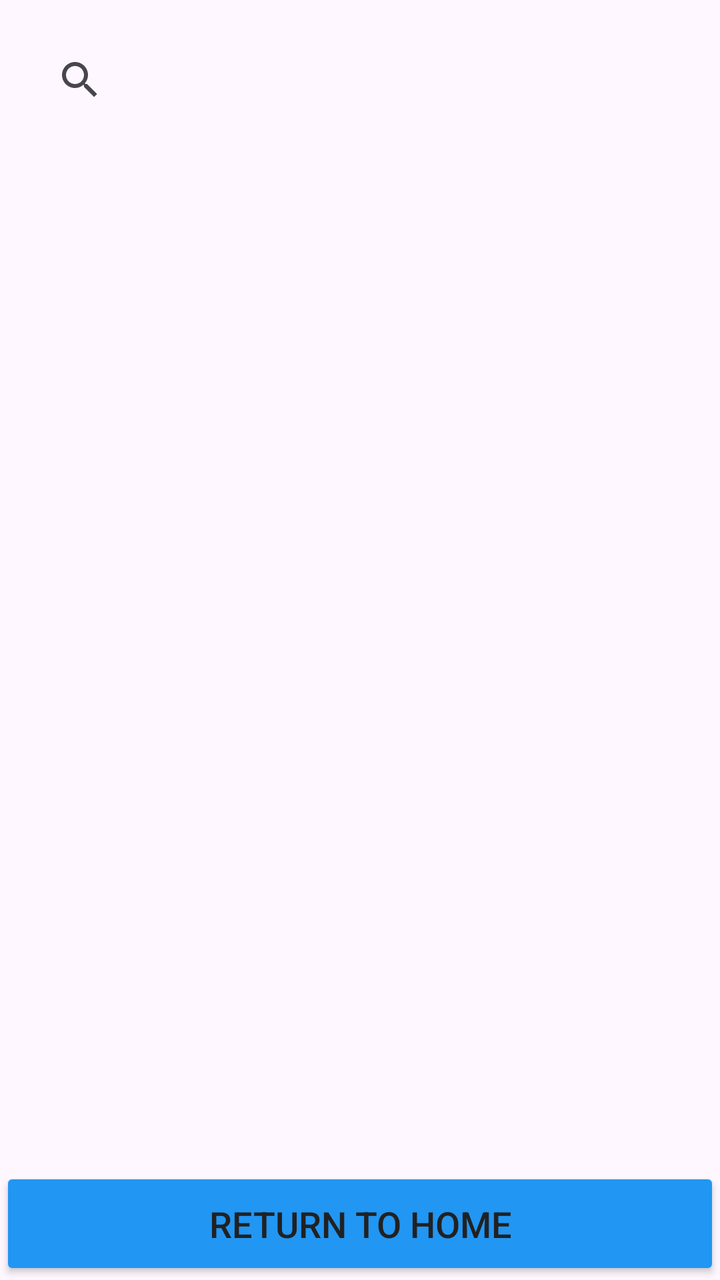
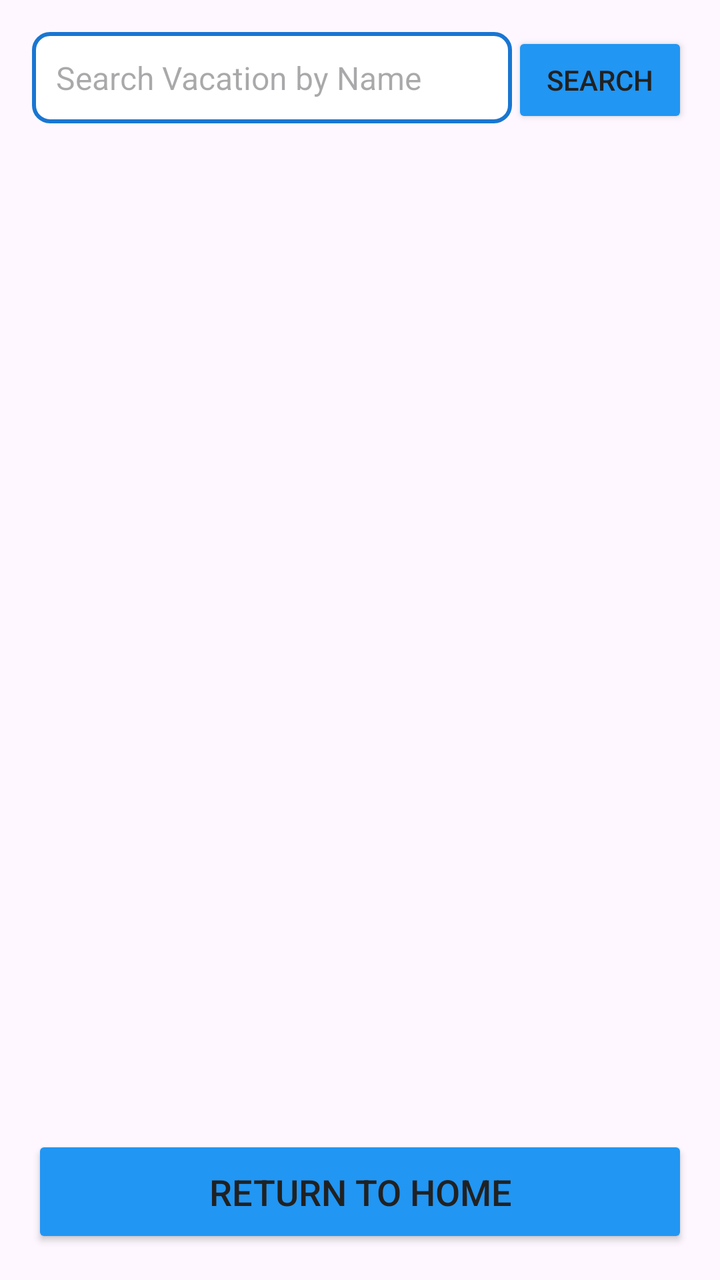

An Android layout rendered at two revisions. The XML below is the earlier revision; the diff shows what the commit changed to produce the second picture.
<!-- AndroidManifest.xml: application theme Theme.JackFinalD308 -->
<!-- res/layout/activity_vacation_list.xml -->
<?xml version="1.0" encoding="utf-8"?>
<androidx.constraintlayout.widget.ConstraintLayout
    xmlns:android="http://schemas.android.com/apk/res/android"
    xmlns:app="http://schemas.android.com/apk/res-auto"
    xmlns:tools="http://schemas.android.com/tools"
    android:layout_width="match_parent"
    android:layout_height="match_parent"
    tools:context=".ui.VacationList">

    
    <androidx.appcompat.widget.SearchView
        android:id="@+id/searchVacation"
        android:layout_width="0dp"
        android:layout_height="wrap_content"
        android:queryHint="Search Vacations"
        android:layout_margin="16dp"
        app:layout_constraintTop_toTopOf="parent"
        app:layout_constraintStart_toStartOf="parent"
        app:layout_constraintEnd_toEndOf="parent"/>

    
    <androidx.recyclerview.widget.RecyclerView
        android:id="@+id/recyclerView"
        android:layout_width="match_parent"
        android:layout_height="0dp"
        android:padding="16dp"
        app:layout_constraintTop_toBottomOf="@id/searchVacation"
        app:layout_constraintBottom_toTopOf="@id/buttonReturnToMain"
        app:layout_constraintStart_toStartOf="parent"
        app:layout_constraintEnd_toEndOf="parent"/>

    
    <Button
        android:id="@+id/buttonReturnToMain"
        android:layout_width="0dp"
        android:layout_height="wrap_content"
        android:text="Return to Home"
        android:backgroundTint="@color/colorPrimary"
        android:textColor="@color/colorTextPrimary"
        android:padding="16dp"
        android:textSize="18sp"
        app:layout_constraintStart_toStartOf="parent"
        app:layout_constraintEnd_toEndOf="parent"
        app:layout_constraintBottom_toBottomOf="parent"
        app:layout_constraintHorizontal_bias="0.5"/>
</androidx.constraintlayout.widget.ConstraintLayout>
<!-- resources referenced by this layout -->
<resources>
  <color name="colorPrimary">#2196F3</color>
  <color name="colorTextPrimary">#212121</color>
  <style name="Theme.JackFinalD308" parent="Base.Theme.JackFinalD308" />
  <style name="Base.Theme.JackFinalD308" parent="Theme.Material3.DayNight">
          
          
      </style>
</resources>

<!-- the commit's change to res/layout/activity_vacation_list.xml (unified diff, before → after) -->
@@ -5,26 +5,46 @@
     xmlns:tools="http://schemas.android.com/tools"
     android:layout_width="match_parent"
     android:layout_height="match_parent"
+    android:padding="16dp"
     tools:context=".ui.VacationList">
 
     
-    <androidx.appcompat.widget.SearchView
-        android:id="@+id/searchVacation"
+    <EditText
+        android:id="@+id/search_vacation"
         android:layout_width="0dp"
         android:layout_height="wrap_content"
-        android:queryHint="Search Vacations"
-        android:layout_margin="16dp"
+        android:hint="Search Vacation by Name"
+        android:inputType="text"
+        android:padding="12dp"
+        android:background="@drawable/search_input_background"
+        android:textColor="@color/colorTextPrimary"
+        android:textSize="16sp"
+        app:layout_constraintStart_toStartOf="parent"
+        app:layout_constraintEnd_toStartOf="@id/button_search_vacation"
         app:layout_constraintTop_toTopOf="parent"
-        app:layout_constraintStart_toStartOf="parent"
-        app:layout_constraintEnd_toEndOf="parent"/>
+        app:layout_constraintHorizontal_weight="1"/>
+
+    
+    <Button
+        android:id="@+id/button_search_vacation"
+        android:layout_width="wrap_content"
+        android:layout_height="wrap_content"
+        android:text="Search"
+        android:backgroundTint="@color/colorPrimary"
+        android:textColor="@color/colorTextPrimary"
+        android:padding="12dp"
+        app:layout_constraintTop_toTopOf="parent"
+        app:layout_constraintEnd_toEndOf="parent"
+        app:layout_constraintStart_toEndOf="@id/search_vacation"/>
 
     
     <androidx.recyclerview.widget.RecyclerView
         android:id="@+id/recyclerView"
-        android:layout_width="match_parent"
+        android:layout_width="0dp"
         android:layout_height="0dp"
-        android:padding="16dp"
-        app:layout_constraintTop_toBottomOf="@id/searchVacation"
+        android:padding="12dp"
+        android:scrollbars="vertical"
+        app:layout_constraintTop_toBottomOf="@id/search_vacation"
         app:layout_constraintBottom_toTopOf="@id/buttonReturnToMain"
         app:layout_constraintStart_toStartOf="parent"
         app:layout_constraintEnd_toEndOf="parent"/>
@@ -43,4 +63,5 @@
         app:layout_constraintEnd_toEndOf="parent"
         app:layout_constraintBottom_toBottomOf="parent"
         app:layout_constraintHorizontal_bias="0.5"/>
+
 </androidx.constraintlayout.widget.ConstraintLayout>
<!-- resource entries referenced after the edit -->
@@ -2,8 +2,29 @@
 <resources>
   <color name="colorPrimary">#2196F3</color>
   <color name="colorTextPrimary">#212121</color>
-  <style name="Theme.JackFinalD308" parent="Base.Theme.JackFinalD308" />
-  <style name="Base.Theme.JackFinalD308" parent="Theme.Material3.DayNight">
+  <!-- drawable search_input_background (drawable) -->
+  <shape xmlns:android="http://schemas.android.com/apk/res/android">
+      
+      <solid android:color="@android:color/white" />
+  
+      
+      <stroke
+          android:width="2dp"
+          android:color="@color/colorPrimaryDark" />
+  
+      
+      <corners android:radius="8dp" />
+  
+      
+      <padding
+          android:left="10dp"
+          android:top="10dp"
+          android:right="10dp"
+          android:bottom="10dp" />
+  </shape>
+  <style name="Theme.JackD424" parent="Base.Theme.JackD424" />
+  <color name="colorPrimaryDark">#1976D2</color>
+  <style name="Base.Theme.JackD424" parent="Theme.Material3.DayNight">
           
           
       </style>
